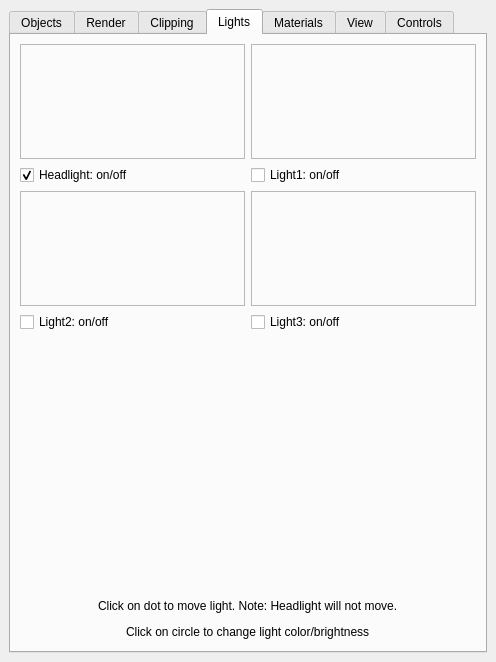
Before: the Qt Designer form src/Interface/Modules/Render/ViewSceneControls.ui in SCIInstitute/SCIRun, drawn with Qt 5.
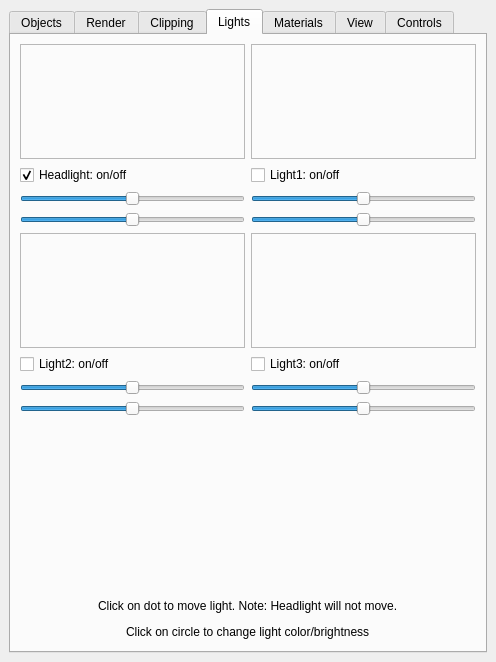
After: the same form once the commit is applied. The open tabs and pages were chosen to show the change.

Commit message: added controls to all of the lights

What changed in the file:
```diff
--- a/src/Interface/Modules/Render/ViewSceneControls.ui
+++ b/src/Interface/Modules/Render/ViewSceneControls.ui
@@ -39,7 +39,7 @@
        </font>
       </property>
       <property name="currentIndex">
-       <number>5</number>
+       <number>3</number>
       </property>
       <widget class="QWidget" name="ObjectTab">
        <attribute name="title">
@@ -754,8 +754,8 @@
         <string>Lights</string>
        </attribute>
        <layout class="QGridLayout" name="gridLayout_14">
-        <item row="0" column="0">
-         <widget class="QFrame" name="headlightFrame_">
+        <item row="4" column="1">
+         <widget class="QFrame" name="light3Frame_">
           <property name="minimumSize">
            <size>
             <width>201</width>
@@ -770,29 +770,79 @@
           </property>
          </widget>
         </item>
-        <item row="0" column="1">
-         <widget class="QFrame" name="light1Frame_">
-          <property name="minimumSize">
-           <size>
-            <width>201</width>
-            <height>115</height>
-           </size>
+        <item row="2" column="1">
+         <widget class="QSlider" name="light1AzimuthSlider_">
+          <property name="maximum">
+           <number>360</number>
           </property>
-          <property name="frameShape">
-           <enum>QFrame::StyledPanel</enum>
+          <property name="value">
+           <number>180</number>
           </property>
-          <property name="frameShadow">
-           <enum>QFrame::Raised</enum>
+          <property name="orientation">
+           <enum>Qt::Horizontal</enum>
           </property>
          </widget>
         </item>
-        <item row="1" column="0">
-         <widget class="QCheckBox" name="headlightCheckBox_">
+        <item row="7" column="0">
+         <widget class="QSlider" name="light2AzimuthSlider_">
+          <property name="maximum">
+           <number>360</number>
+          </property>
+          <property name="value">
+           <number>180</number>
+          </property>
+          <property name="orientation">
+           <enum>Qt::Horizontal</enum>
+          </property>
+         </widget>
+        </item>
+        <item row="11" column="0" colspan="2">
+         <layout class="QHBoxLayout" name="horizontalLayout_3">
+          <item>
+           <spacer name="horizontalSpacer_12">
+            <property name="orientation">
+             <enum>Qt::Horizontal</enum>
+            </property>
+            <property name="sizeHint" stdset="0">
+             <size>
+              <width>172</width>
+              <height>20</height>
+             </size>
+            </property>
+           </spacer>
+          </item>
+          <item>
+           <widget class="QLabel" name="label_25">
           <property name="text">
-           <string>Headlight: on/off</string>
-          </property>
-          <property name="checked">
-           <bool>true</bool>
+             <string>Click on circle to change light color/brightness</string>
+            </property>
+           </widget>
+          </item>
+          <item>
+           <spacer name="horizontalSpacer_16">
+            <property name="orientation">
+             <enum>Qt::Horizontal</enum>
+            </property>
+            <property name="sizeHint" stdset="0">
+             <size>
+              <width>171</width>
+              <height>20</height>
+             </size>
+            </property>
+           </spacer>
+          </item>
+         </layout>
+        </item>
+        <item row="8" column="0">
+         <widget class="QSlider" name="light2InclinationSlider_">
+          <property name="maximum">
+           <number>180</number>
+          </property>
+          <property name="value">
+           <number>90</number>
+          </property>
+          <property name="orientation">
+           <enum>Qt::Horizontal</enum>
           </property>
          </widget>
         </item>
@@ -803,66 +853,20 @@
           </property>
          </widget>
         </item>
-        <item row="2" column="0">
-         <widget class="QFrame" name="light2Frame_">
-          <property name="minimumSize">
-           <size>
-            <width>201</width>
-            <height>115</height>
-           </size>
+        <item row="7" column="1">
+         <widget class="QSlider" name="light3AzimuthSlider_">
+          <property name="maximum">
+           <number>360</number>
           </property>
-          <property name="frameShape">
-           <enum>QFrame::StyledPanel</enum>
+          <property name="value">
+           <number>180</number>
           </property>
-          <property name="frameShadow">
-           <enum>QFrame::Raised</enum>
-          </property>
-         </widget>
-        </item>
-        <item row="2" column="1">
-         <widget class="QFrame" name="light3Frame_">
-          <property name="minimumSize">
-           <size>
-            <width>201</width>
-            <height>115</height>
-           </size>
-          </property>
-          <property name="frameShape">
-           <enum>QFrame::StyledPanel</enum>
-          </property>
-          <property name="frameShadow">
-           <enum>QFrame::Raised</enum>
-          </property>
-         </widget>
-        </item>
-        <item row="3" column="0">
-         <widget class="QCheckBox" name="light2CheckBox_">
-          <property name="text">
-           <string>Light2: on/off</string>
-          </property>
-         </widget>
-        </item>
-        <item row="3" column="1">
-         <widget class="QCheckBox" name="light3CheckBox_">
-          <property name="text">
-           <string>Light3: on/off</string>
-          </property>
-         </widget>
-        </item>
-        <item row="4" column="1">
-         <spacer name="verticalSpacer_6">
           <property name="orientation">
-           <enum>Qt::Vertical</enum>
+           <enum>Qt::Horizontal</enum>
           </property>
-          <property name="sizeHint" stdset="0">
-           <size>
-            <width>20</width>
-            <height>29</height>
-           </size>
-          </property>
-         </spacer>
+         </widget>
         </item>
-        <item row="5" column="0" colspan="2">
+        <item row="10" column="0" colspan="2">
          <layout class="QHBoxLayout" name="horizontalLayout_2">
           <item>
            <spacer name="horizontalSpacer_7">
@@ -899,42 +903,142 @@
           </item>
          </layout>
         </item>
-        <item row="6" column="0" colspan="2">
-         <layout class="QHBoxLayout" name="horizontalLayout_3">
-          <item>
-           <spacer name="horizontalSpacer_12">
+        <item row="9" column="1">
+         <spacer name="verticalSpacer_6">
             <property name="orientation">
-             <enum>Qt::Horizontal</enum>
+           <enum>Qt::Vertical</enum>
             </property>
             <property name="sizeHint" stdset="0">
              <size>
-              <width>172</width>
-              <height>20</height>
+            <width>20</width>
+            <height>29</height>
              </size>
             </property>
            </spacer>
           </item>
-          <item>
-           <widget class="QLabel" name="label_25">
+        <item row="8" column="1">
+         <widget class="QSlider" name="light3InclinationSlider_">
+          <property name="maximum">
+           <number>180</number>
+          </property>
+          <property name="value">
+           <number>90</number>
+          </property>
+          <property name="orientation">
+           <enum>Qt::Horizontal</enum>
+          </property>
+         </widget>
+        </item>
+        <item row="0" column="0">
+         <widget class="QFrame" name="headlightFrame_">
+          <property name="minimumSize">
+           <size>
+            <width>201</width>
+            <height>115</height>
+           </size>
+          </property>
+          <property name="frameShape">
+           <enum>QFrame::StyledPanel</enum>
+          </property>
+          <property name="frameShadow">
+           <enum>QFrame::Raised</enum>
+          </property>
+         </widget>
+        </item>
+        <item row="5" column="0">
+         <widget class="QCheckBox" name="light2CheckBox_">
             <property name="text">
-             <string>Click on circle to change light color/brightness</string>
+           <string>Light2: on/off</string>
             </property>
            </widget>
           </item>
-          <item>
-           <spacer name="horizontalSpacer_16">
+        <item row="3" column="1">
+         <widget class="QSlider" name="light1InclinationSlider_">
+          <property name="maximum">
+           <number>180</number>
+          </property>
+          <property name="value">
+           <number>90</number>
+          </property>
             <property name="orientation">
              <enum>Qt::Horizontal</enum>
             </property>
-            <property name="sizeHint" stdset="0">
+         </widget>
+        </item>
+        <item row="4" column="0">
+         <widget class="QFrame" name="light2Frame_">
+          <property name="minimumSize">
              <size>
-              <width>171</width>
-              <height>20</height>
-             </size>
-            </property>
-           </spacer>
-          </item>
-         </layout>
+            <width>201</width>
+            <height>115</height>
+           </size>
+          </property>
+          <property name="frameShape">
+           <enum>QFrame::StyledPanel</enum>
+          </property>
+          <property name="frameShadow">
+           <enum>QFrame::Raised</enum>
+          </property>
+         </widget>
+        </item>
+        <item row="5" column="1">
+         <widget class="QCheckBox" name="light3CheckBox_">
+          <property name="text">
+           <string>Light3: on/off</string>
+          </property>
+         </widget>
+        </item>
+        <item row="0" column="1">
+         <widget class="QFrame" name="light1Frame_">
+          <property name="minimumSize">
+           <size>
+            <width>201</width>
+            <height>115</height>
+           </size>
+          </property>
+          <property name="frameShape">
+           <enum>QFrame::StyledPanel</enum>
+          </property>
+          <property name="frameShadow">
+           <enum>QFrame::Raised</enum>
+          </property>
+         </widget>
+        </item>
+        <item row="1" column="0">
+         <widget class="QCheckBox" name="headlightCheckBox_">
+          <property name="text">
+           <string>Headlight: on/off</string>
+          </property>
+          <property name="checked">
+           <bool>true</bool>
+          </property>
+         </widget>
+        </item>
+        <item row="3" column="0">
+         <widget class="QSlider" name="headlightInclinationSlider_">
+          <property name="maximum">
+           <number>180</number>
+          </property>
+          <property name="value">
+           <number>90</number>
+          </property>
+          <property name="orientation">
+           <enum>Qt::Horizontal</enum>
+          </property>
+         </widget>
+        </item>
+        <item row="2" column="0">
+         <widget class="QSlider" name="headlightAzimuthSlider_">
+          <property name="maximum">
+           <number>360</number>
+          </property>
+          <property name="value">
+           <number>180</number>
+          </property>
+          <property name="orientation">
+           <enum>Qt::Horizontal</enum>
+          </property>
+         </widget>
         </item>
        </layout>
       </widget>
```
Lines whose indentation alone changed are shown as unchanged. The commit also changes 7 other files.
